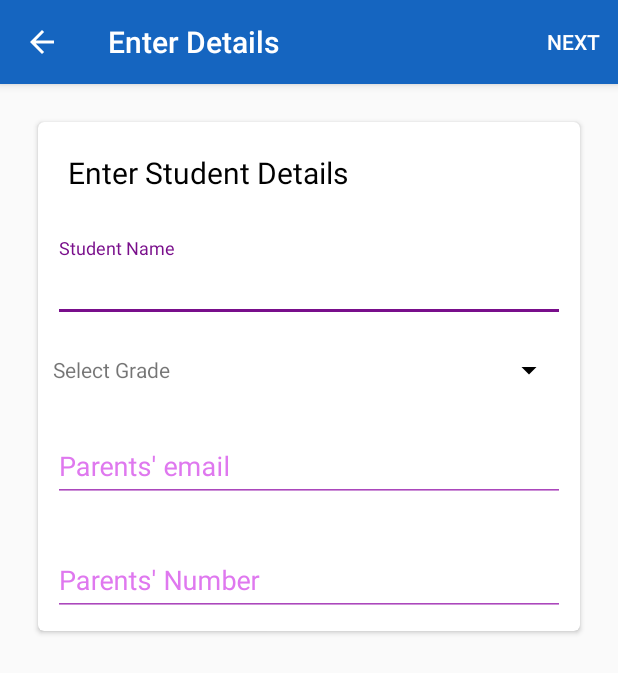
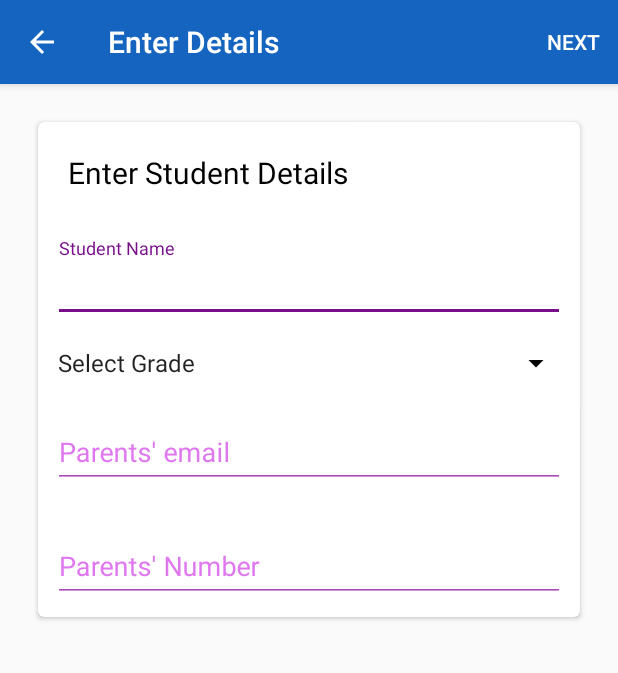
Before and after one commit to diddypod/TestApp, an Android app: the LoginActivity screen opened directly, with no data from a screen before it, on a phone screen of 412 x 824 dp. Shown: the top 673 px of the screen. Run offline under Robolectric (Android 15) with nearby library versions, the phone set to English and light mode, and no system bars.

Commit message:
Clean up spinner code in LoginActivity

```diff
--- a/app/src/main/java/com/suchit/testapp/LoginActivity.java
+++ b/app/src/main/java/com/suchit/testapp/LoginActivity.java
@@ -10,8 +10,6 @@ import android.widget.ArrayAdapter;
 import android.widget.Spinner;
 
 public class LoginActivity extends AppCompatActivity {
-
-    String grades [] = {"Select Grade", "4th", "5th","6th", "7th", "8th", "9th", "10th"};
     @Override
     protected void onCreate(Bundle savedInstance){
         super.onCreate(savedInstance);
@@ -22,10 +20,11 @@ public class LoginActivity extends AppCompatActivity {
         ActionBar ab = getSupportActionBar();
         ab.setDisplayHomeAsUpEnabled(true);
 
-        Spinner mySpinner = findViewById(R.id.grade);
-        ArrayAdapter<String> adapter = new ArrayAdapter<>(this,
-                R.layout.spinner_layout, R.id.gradeText, grades);
-        mySpinner.setAdapter(adapter);
+        Spinner spinner = findViewById(R.id.grade);
+        ArrayAdapter<CharSequence> adapter = ArrayAdapter.createFromResource(this,
+                R.array.levels, android.R.layout.simple_spinner_item);
+        adapter.setDropDownViewResource(android.R.layout.simple_spinner_dropdown_item);
+        spinner.setAdapter(adapter);
     }
 
     @Override
--- a/app/src/main/res/drawable/ic_spinner.xml
+++ /dev/null
@@ -1,9 +0,0 @@
-<vector xmlns:android="http://schemas.android.com/apk/res/android"
-        android:width="24dp"
-        android:height="24dp"
-        android:viewportWidth="24.0"
-        android:viewportHeight="24.0">
-    <path
-        android:fillColor="#FF000000"
-        android:pathData="M7,10l5,5 5,-5z"/>
-</vector>
--- a/app/src/main/res/layout/activity_login.xml
+++ b/app/src/main/res/layout/activity_login.xml
@@ -47,9 +47,8 @@
                 android:layout_width="match_parent"
                 android:layout_height="wrap_content"
                 android:layout_below="@id/nameLayout"
-                android:layout_margin="10dp"
-                android:backgroundTint="@color/black">
-            </Spinner>
+                android:layout_margin="5dp"
+                android:backgroundTint="@color/black"/>
             <android.support.design.widget.TextInputLayout
                 android:theme="@style/InputLayoutTheme"
                 android:id="@+id/emailLayout"
--- a/app/src/main/res/layout/spinner_layout.xml
+++ /dev/null
@@ -1,6 +0,0 @@
-<?xml version="1.0" encoding="utf-8"?>
-<TextView
-    xmlns:android="http://schemas.android.com/apk/res/android"
-    android:id="@+id/gradeText"
-    android:layout_width="wrap_content"
-    android:layout_height="wrap_content"/>
--- /dev/null
+++ b/app/src/main/res/values/levels.xml
@@ -0,0 +1,13 @@
+<?xml version="1.0" encoding="utf-8"?>
+<resources>
+    <string-array name="levels">
+        <item>Select Grade</item>
+        <item>4th</item>
+        <item>5th</item>
+        <item>6th</item>
+        <item>7th</item>
+        <item>8th</item>
+        <item>9th</item>
+        <item>10th</item>
+    </string-array>
+</resources>
```
